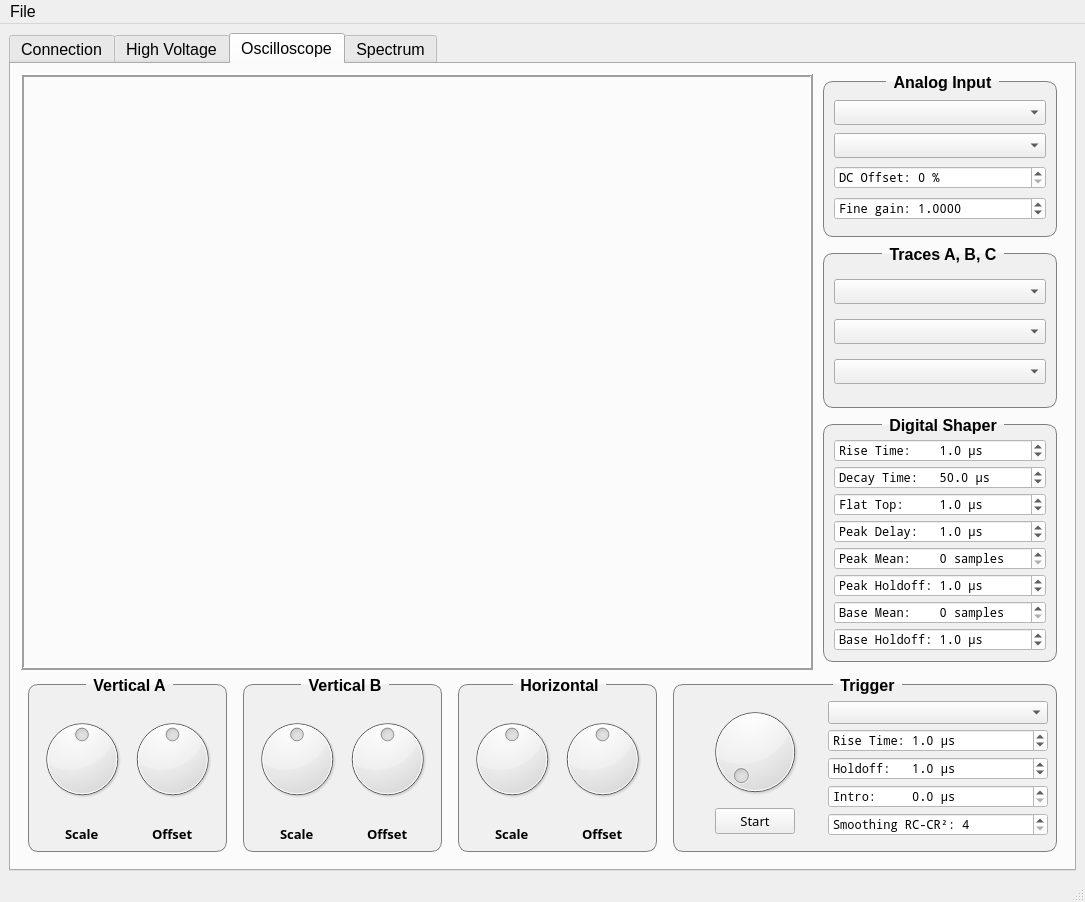
Before: the Qt Designer form design.ui in muchnoi/HPGe-Acquisition, drawn with Qt 5.
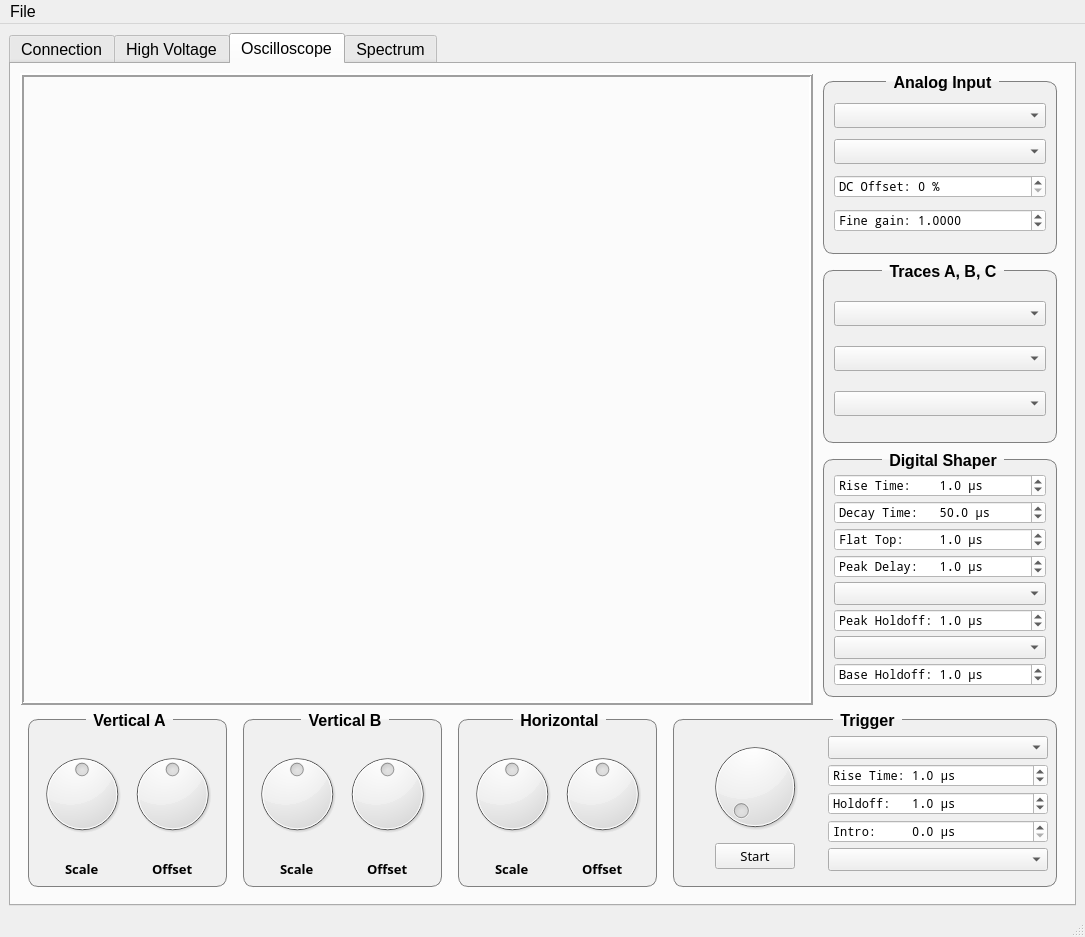
After: the same form once the commit is applied. Custom widgets are drawn as their Qt base class.

```diff
--- a/design.ui
+++ b/design.ui
@@ -7,7 +7,7 @@
     <x>0</x>
     <y>0</y>
     <width>1085</width>
-    <height>902</height>
+    <height>937</height>
    </rect>
   </property>
   <property name="sizePolicy">
@@ -1006,7 +1006,7 @@
                     <number>1</number>
                    </property>
                    <property name="minimum">
-                    <double>1.000000000000000</double>
+                    <double>0.100000000000000</double>
                    </property>
                    <property name="value">
                     <double>50.000000000000000</double>
@@ -1076,25 +1076,13 @@
                   </widget>
                  </item>
                  <item>
-                  <widget class="QSpinBox" name="PeakMeanSpinBox">
-                   <property name="sizePolicy">
-                    <sizepolicy hsizetype="Preferred" vsizetype="Fixed">
-                     <horstretch>0</horstretch>
-                     <verstretch>0</verstretch>
-                    </sizepolicy>
-                   </property>
+                  <widget class="QComboBox" name="PeakMean">
                    <property name="font">
                     <font>
                      <family>Noto Mono</family>
                      <pointsize>9</pointsize>
                     </font>
                    </property>
-                   <property name="suffix">
-                    <string> samples</string>
-                   </property>
-                   <property name="prefix">
-                    <string>Peak Mean:    </string>
-                   </property>
                   </widget>
                  </item>
                  <item>
@@ -1129,25 +1117,13 @@
                   </widget>
                  </item>
                  <item>
-                  <widget class="QSpinBox" name="BaseMeanSpinBox">
-                   <property name="sizePolicy">
-                    <sizepolicy hsizetype="Preferred" vsizetype="Fixed">
-                     <horstretch>0</horstretch>
-                     <verstretch>0</verstretch>
-                    </sizepolicy>
-                   </property>
+                  <widget class="QComboBox" name="BaseMean">
                    <property name="font">
                     <font>
                      <family>Noto Mono</family>
                      <pointsize>9</pointsize>
                     </font>
                    </property>
-                   <property name="suffix">
-                    <string> samples</string>
-                   </property>
-                   <property name="prefix">
-                    <string>Base Mean:    </string>
-                   </property>
                   </widget>
                  </item>
                  <item>
@@ -1681,31 +1657,13 @@
                   </widget>
                  </item>
                  <item>
-                  <widget class="QSpinBox" name="TriggerSmoothing">
-                   <property name="sizePolicy">
-                    <sizepolicy hsizetype="Preferred" vsizetype="Fixed">
-                     <horstretch>0</horstretch>
-                     <verstretch>0</verstretch>
-                    </sizepolicy>
-                   </property>
+                  <widget class="QComboBox" name="Smoothin">
                    <property name="font">
                     <font>
                      <family>Noto Mono</family>
                      <pointsize>9</pointsize>
                     </font>
                    </property>
-                   <property name="suffix">
-                    <string/>
-                   </property>
-                   <property name="prefix">
-                    <string>Smoothing RC-CR²: </string>
-                   </property>
-                   <property name="minimum">
-                    <number>4</number>
-                   </property>
-                   <property name="maximum">
-                    <number>16</number>
-                   </property>
                   </widget>
                  </item>
                 </layout>
```
